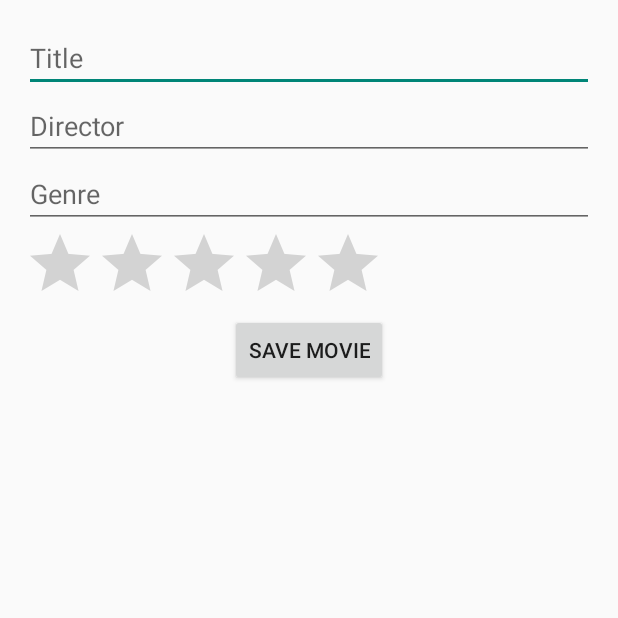
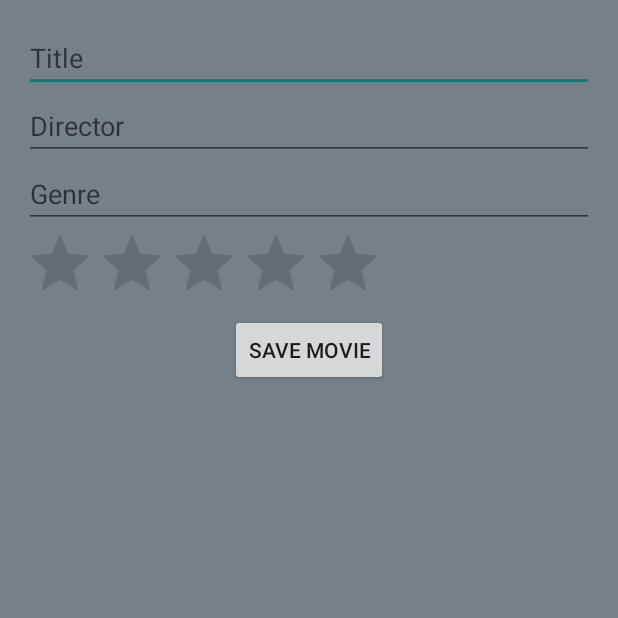
Before and after one commit to qustandifashho/FilmApp, an Android app built with Jetpack Compose: the AddMovieActivity screen opened directly, with no data from a screen before it, on a phone screen of 412 x 824 dp, the top half of it. Run offline under Robolectric (Android 15) with nearby library versions, the phone set to English and light mode, and no system bars.

Commit message:
color match

```diff
--- a/app/src/main/res/layout/addmovies.xml
+++ b/app/src/main/res/layout/addmovies.xml
@@ -2,40 +2,41 @@
 <RelativeLayout xmlns:android="http://schemas.android.com/apk/res/android"
     android:layout_width="match_parent"
     android:layout_height="match_parent"
+    android:background="#758187"
     android:padding="16dp">
 
     <EditText
         android:id="@+id/movieTitle"
         android:layout_width="match_parent"
         android:layout_height="wrap_content"
-        android:hint="Title"/>
+        android:hint="Title" />
 
     <EditText
         android:id="@+id/movieDirector"
         android:layout_width="match_parent"
         android:layout_height="wrap_content"
-        android:hint="Director"
-        android:layout_below="@id/movieTitle"/>
+        android:layout_below="@id/movieTitle"
+        android:hint="Director" />
 
     <EditText
         android:id="@+id/movieGenre"
         android:layout_width="match_parent"
         android:layout_height="wrap_content"
-        android:hint="Genre"
-        android:layout_below="@id/movieDirector"/>
+        android:layout_below="@id/movieDirector"
+        android:hint="Genre" />
 
     <RatingBar
         android:id="@+id/movieRating"
         android:layout_width="wrap_content"
         android:layout_height="wrap_content"
-        android:numStars="5"
-        android:layout_below="@id/movieGenre"/>
+        android:layout_below="@id/movieGenre"
+        android:numStars="5" />
 
     <Button
         android:id="@+id/saveMovieButton"
         android:layout_width="wrap_content"
         android:layout_height="wrap_content"
-        android:text="Save Movie"
         android:layout_below="@id/movieRating"
-        android:layout_centerHorizontal="true"/>
+        android:layout_centerHorizontal="true"
+        android:text="Save Movie" />
 </RelativeLayout>
--- a/app/src/main/res/layout/friendslist.xml
+++ b/app/src/main/res/layout/friendslist.xml
@@ -4,7 +4,8 @@
     xmlns:tools="http://schemas.android.com/tools"
     android:id="@+id/constraintLayout2"
     android:layout_width="match_parent"
-    android:layout_height="match_parent">
+    android:layout_height="match_parent"
+    android:background="#758187">
 
     <TextView
         android:id="@+id/FriendsTitle"
--- a/app/src/main/res/layout/profile.xml
+++ b/app/src/main/res/layout/profile.xml
@@ -8,7 +8,7 @@
     <androidx.constraintlayout.widget.ConstraintLayout
         android:layout_width="match_parent"
         android:layout_height="match_parent"
-        android:background="#FFFFFF">
+        android:background="#758187">
 
         <TextView
             android:id="@+id/name"
@@ -34,7 +34,7 @@
             app:layout_constraintHorizontal_bias="0.147"
             app:layout_constraintStart_toStartOf="parent"
             app:layout_constraintTop_toTopOf="parent"
-            app:layout_constraintVertical_bias="0.056"/>
+            app:layout_constraintVertical_bias="0.056" />
         <!-- app:srcCompat="@drawable/catprof" /> -->
 
         <Button
```
Also changed, not shown: app/src/main/res/layout/watchlist.xml (+7 -6 lines).
